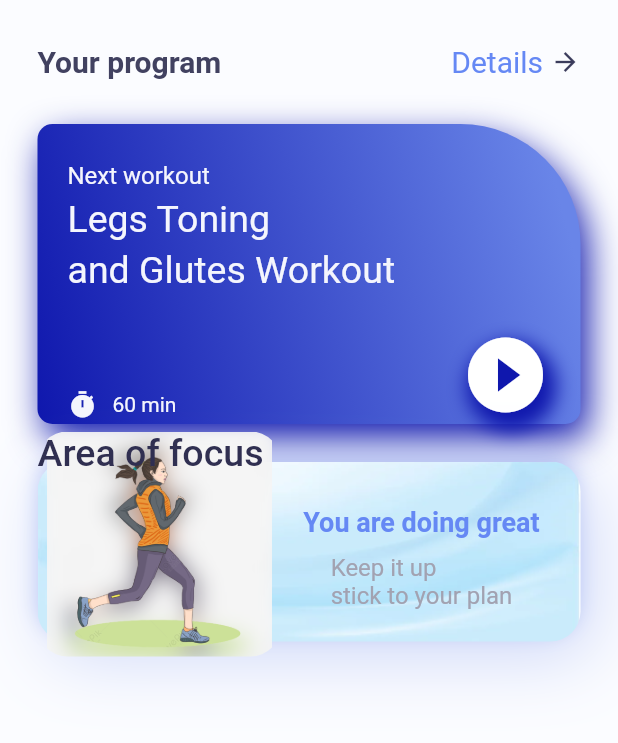
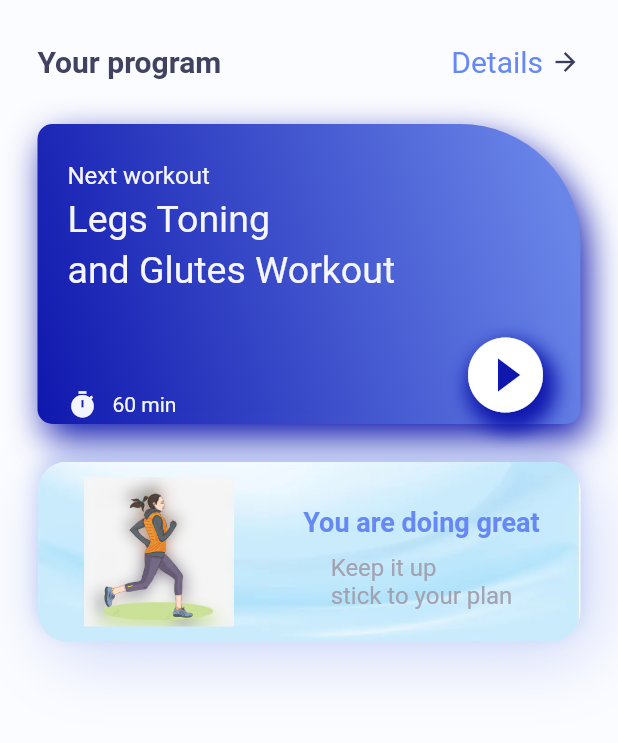
Before and after one commit to JeanPaul98/Flutter_Traning_App, a Flutter app: the screen it shows after launch, on a phone screen of 412 x 824 dp, the part 128-871 px from its top. Run offline on Flutter 3.47's test engine with Material 2 defaults, Android fonts, the phone set to English and light mode, and no system bars.

Commit message:
second commit 10:10 02/08/22

```diff
--- a/lib/home_page.dart
+++ b/lib/home_page.dart
@@ -211,9 +211,9 @@ class _HomePageState extends State<HomePage> {
                           ]),
                     ),
                     Container(
-                      height: 200,
+                      height: 100,
                       width: MediaQuery.of(context).size.width,
-                      margin: const EdgeInsets.only(right: 200, bottom: 30),
+                      margin: const EdgeInsets.only(right: 200,top: 30),
                       decoration: BoxDecoration(
                         // color: Colors.redAccent.withOpacity(0.2),
                         borderRadius: BorderRadius.circular(20),
@@ -252,19 +252,6 @@ class _HomePageState extends State<HomePage> {
                               ]))
                         ],
                       ),
-                    ),
-                    Row(
-                      children: [
-                        Text(
-                          "Area of focus",
-                          textAlign: TextAlign.center,
-                          style: TextStyle(
-                              fontSize: 25,
-                              fontWeight: FontWeight.w500,
-                              color: color.AppColor.homePageTitle
-                          ),
-                        )
-                      ],
                     )
                   ],
                 ),
```
